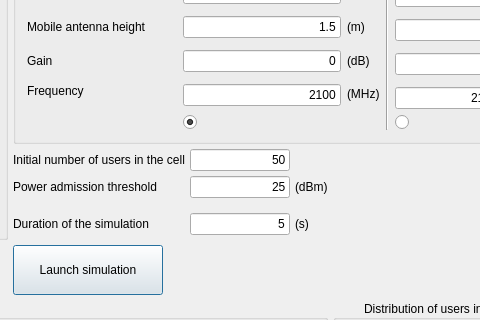
tanushridhariyal/admission-umts, file src/admission_umts.ui: the form before one commit; both pictures show x 363 to 843 and y 124 to 444 of the 924 by 680 pixel window.
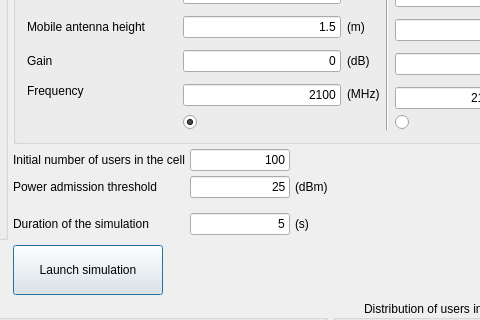
The form after the commit.

The edit to the form file:
```diff
--- a/src/admission_umts.ui
+++ b/src/admission_umts.ui
@@ -949,7 +949,7 @@
       </size>
      </property>
      <property name="text">
-      <string>50</string>
+      <string>100</string>
      </property>
      <property name="alignment">
       <set>Qt::AlignRight|Qt::AlignTrailing|Qt::AlignVCenter</set>
```
